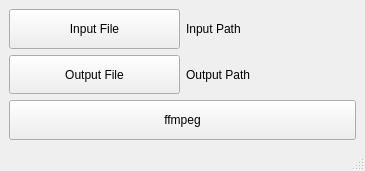
Qt form src/GUI_Layout.ui (Mar2ck/DAIN-Vulkan-GUI) before a commit.
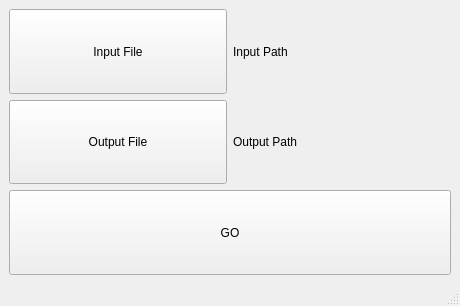
The same form after that commit.

Commit message: Changed to finding folder.

```diff
--- a/src/GUI_Layout.ui
+++ b/src/GUI_Layout.ui
@@ -6,8 +6,8 @@
    <rect>
     <x>0</x>
     <y>0</y>
-    <width>365</width>
-    <height>171</height>
+    <width>460</width>
+    <height>306</height>
    </rect>
   </property>
   <property name="windowTitle">
@@ -79,7 +79,7 @@
            </sizepolicy>
           </property>
           <property name="text">
-           <string>ffmpeg</string>
+           <string>GO</string>
           </property>
          </widget>
         </item>
```
Left out of the diff: 2 changed lines with no effect on the pictures. The commit also changes 1 other file.
